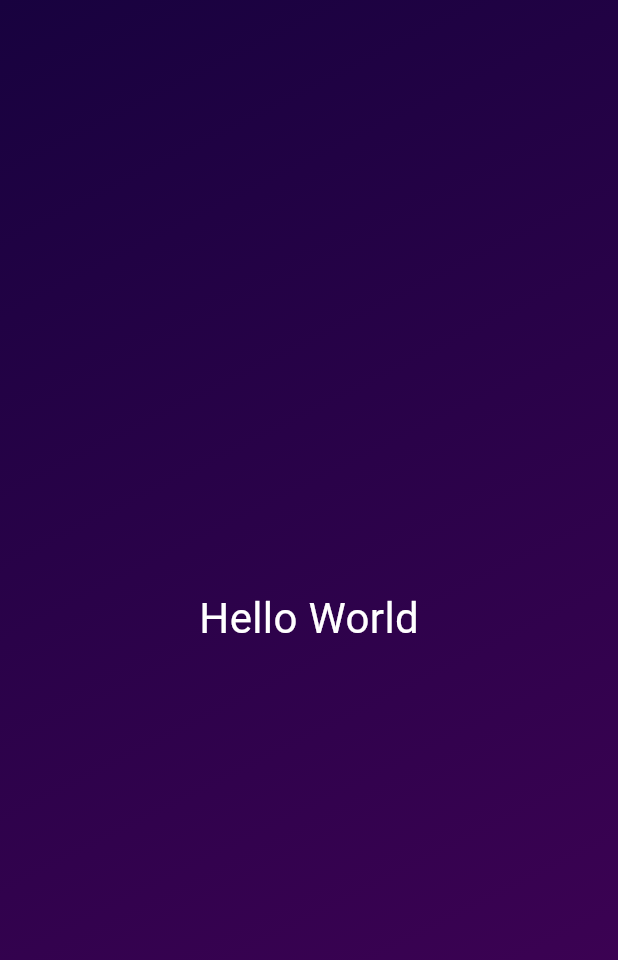
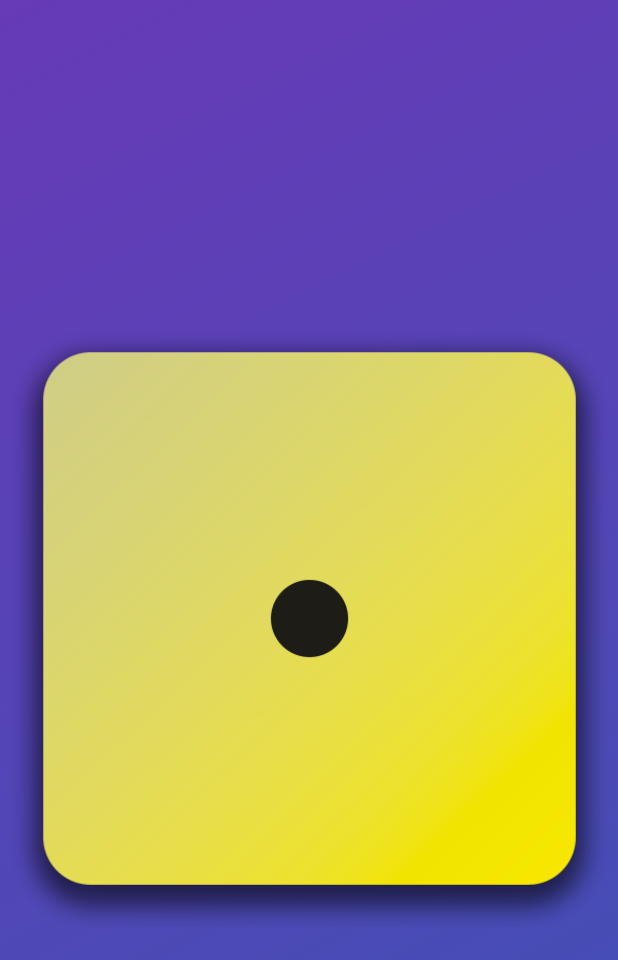
Before and after one commit to natib21/Flutter-Full-Projects, a Flutter app: the screen it shows after launch, on a phone screen of 412 x 824 dp. Shown: the top 960 px of the screen. Run offline on Flutter 3.47's test engine with Material 3 defaults, Android fonts, the phone set to English and light mode, and no system bars.

Commit message:
add image to mobile

```diff
--- a/first_project_01/lib/gradient_container.dart
+++ b/first_project_01/lib/gradient_container.dart
@@ -1,21 +1,25 @@
 import 'package:flutter/material.dart';
-import 'package:_01_first_project/styled_text.dart';
 
 var startAlignment = Alignment.topLeft;
 var endAlignment = Alignment.bottomRight;
 
 class GradientContainer extends StatelessWidget {
-  const GradientContainer(this.color, {super.key});
+  const GradientContainer(this.color1, this.color2, {super.key});
+  const GradientContainer.purple({super.key})
+      : color1 = Colors.deepPurple,
+        color2 = Colors.indigo;
 
-  final List<Color> color;
+  final Color color1;
+  final Color color2;
   @override
   Widget build(context) {
     return Container(
-      decoration: BoxDecoration(
-        gradient: LinearGradient(
-            colors: color, begin: startAlignment, end: endAlignment),
-      ),
-      child: Center(child: StyledText("Hello World")),
-    );
+        decoration: BoxDecoration(
+          gradient: LinearGradient(
+              colors: [color1, color2],
+              begin: startAlignment,
+              end: endAlignment),
+        ),
+        child: Center(child: Image.asset('assets/images/dice-1.png')));
   }
 }
--- a/first_project_01/lib/main.dart
+++ b/first_project_01/lib/main.dart
@@ -3,8 +3,10 @@
 
 void main() {
   runApp(MaterialApp(
-    home: Scaffold(
-        body: GradientContainer(
-            [Color.fromARGB(255, 24, 2, 63), Color.fromARGB(255, 67, 2, 87)])),
-  ));
+      home: Scaffold(
+    body: GradientContainer.purple(),
+  )));
 }
+
+
+// lecture 032
```
Also changed, not shown: first_project_01/pubspec.yaml (+7 -3 lines), first_project_01/assets/images/dice-1.png (added), first_project_01/assets/images/dice-2.png (added), first_project_01/assets/images/dice-3.png (added), first_project_01/assets/images/dice-4.png (added), first_project_01/assets/images/dice-5.png (added), first_project_01/assets/images/dice-6.png (added).
